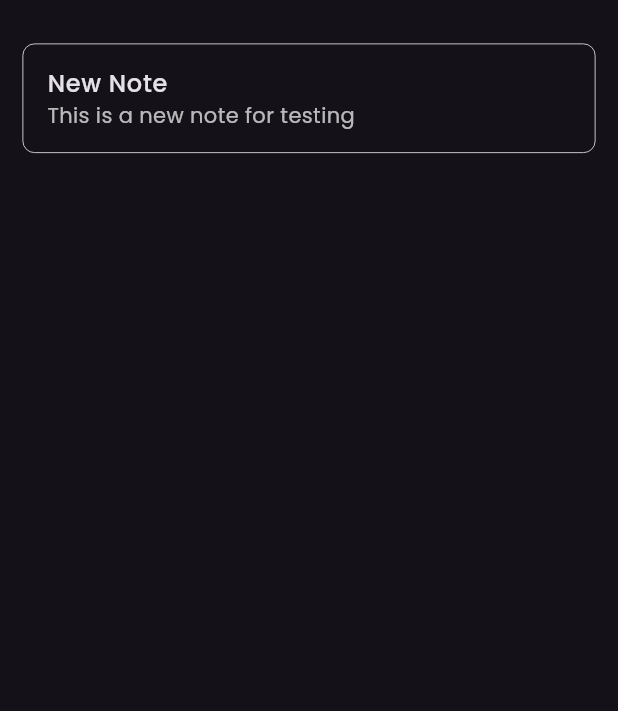
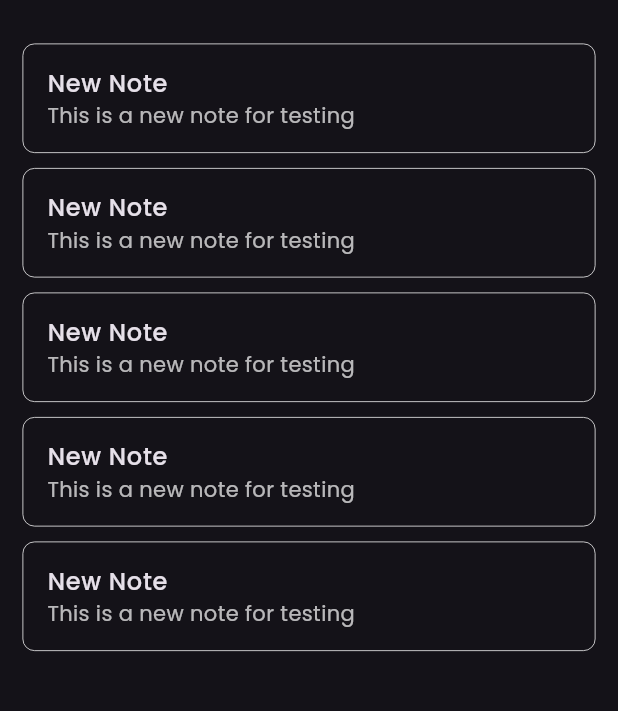
Before and after one commit to paula-a-pham/nota-app, a Flutter app: the screen it shows after launch, on a phone screen of 412 x 824 dp, the part 63-774 px from its top. Run offline on Flutter 3.47's test engine with Material 3 defaults, Android fonts, the phone set to English and light mode, and no system bars.

Commit message:
create custom list view

```diff
--- a/lib/views/notes_view.dart
+++ b/lib/views/notes_view.dart
@@ -1,5 +1,5 @@
 import 'package:flutter/material.dart';
-import 'package:nota/widgets/note_item.dart';
+import 'package:nota/widgets/custom_list_view.dart';
 
 class NotesView extends StatelessWidget {
   const NotesView({super.key});
@@ -12,12 +12,7 @@ class NotesView extends StatelessWidget {
       ),
       body: const Padding(
         padding: EdgeInsets.all(15.0),
-        child: Column(
-          children: <Widget>[
-            NoteItem(
-                title: 'New Note', subTitle: 'This is a new note for testing')
-          ],
-        ),
+        child: CustomListView(),
       ),
     );
   }
--- /dev/null
+++ b/lib/widgets/custom_list_view.dart
@@ -0,0 +1,21 @@
+import 'package:flutter/material.dart';
+import 'package:nota/widgets/note_item.dart';
+
+class CustomListView extends StatelessWidget {
+  const CustomListView({
+    super.key,
+  });
+
+  @override
+  Widget build(BuildContext context) {
+    return ListView.separated(
+        itemBuilder: (context, index) => const NoteItem(
+              title: 'New Note',
+              subTitle: 'This is a new note for testing',
+            ),
+        separatorBuilder: (context, index) => const SizedBox(
+              height: 10.0,
+            ),
+        itemCount: 5);
+  }
+}
```
